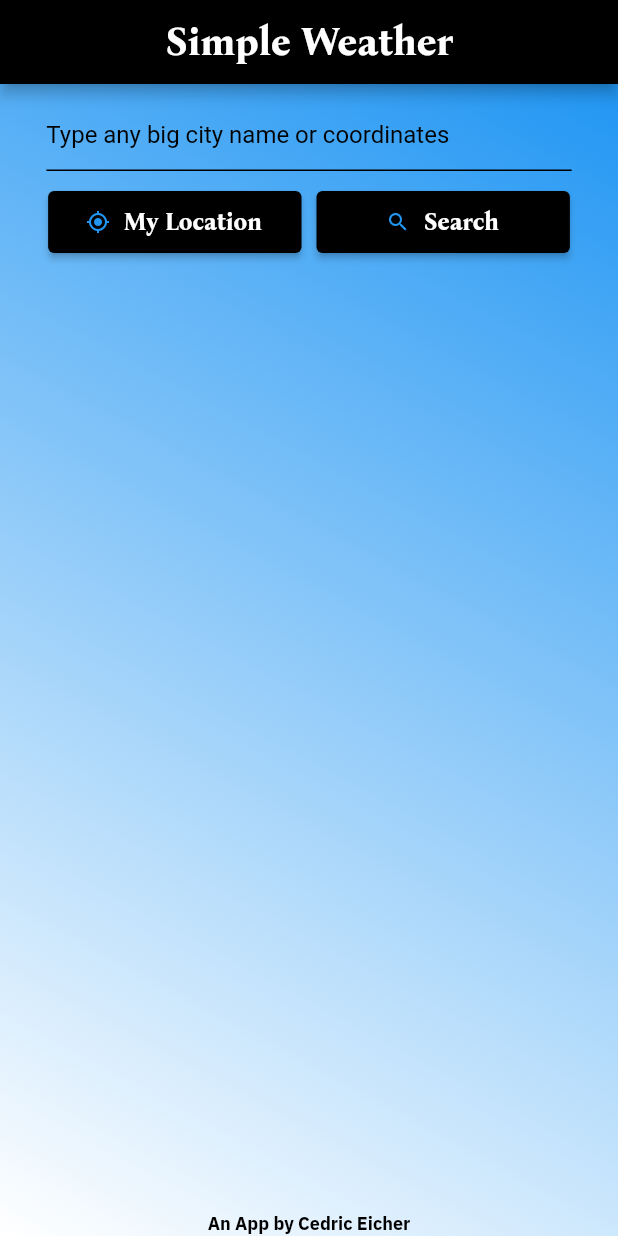
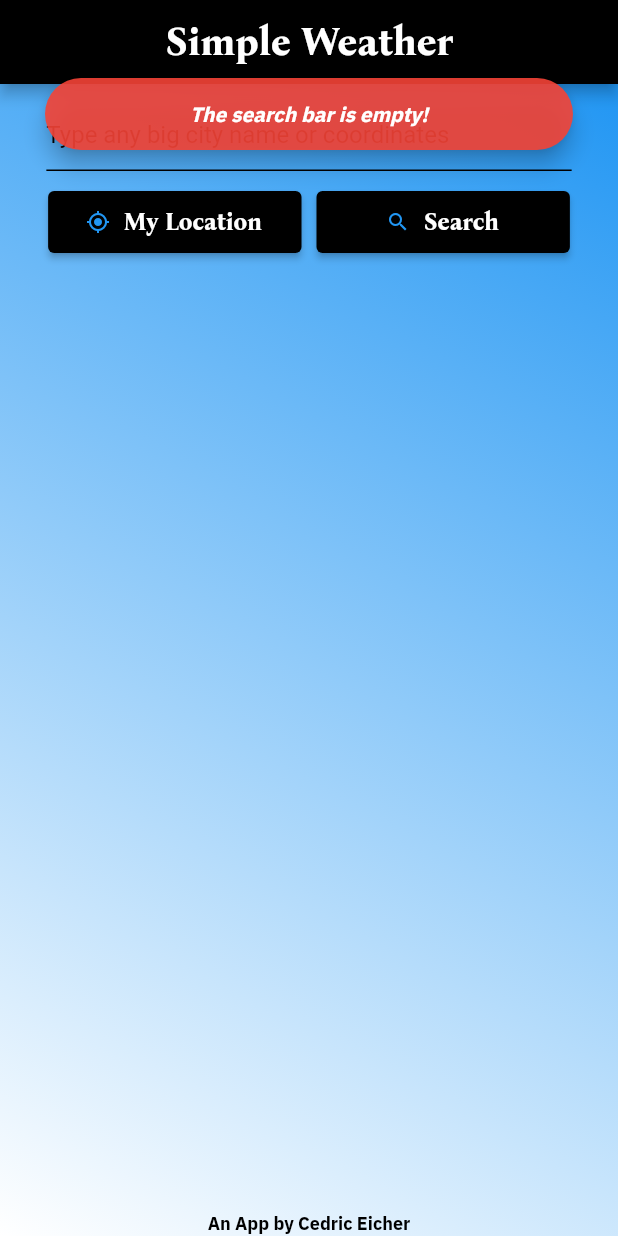
Before and after one commit to cedriceicher10/VeryGoodWeatherApp, a Flutter app: the screen it shows after launch, after a tap on "Search", on a phone screen of 412 x 824 dp. Run offline on Flutter 3.47's test engine with Material 2 defaults, Android fonts, the phone set to English and light mode, and no system bars; our stand-ins replace animated_splash_screen, flutter_bloc, geocoding, location, page_transition, weather_icons.

Commit message:
Added floating snackbar to indicate when weather is being fetched and if search bar is empty

```diff
--- a/lib/weather_cubit.dart
+++ b/lib/weather_cubit.dart
@@ -265,9 +265,7 @@ class WeatherCubit extends Cubit<WeatherPackage> {
 
   List<double> farToCelList(List<double> temps) {
     for (var i = 0; i < temps.length; i++) {
-      print("temp: " + temps[i].toString());
       temps[i] = (temps[i] - 32) * (5 / 9);
-      print("new i: " + temps[i].toString());
     }
     return temps;
   }
--- a/lib/weather_screen.dart
+++ b/lib/weather_screen.dart
@@ -118,6 +118,12 @@ class _WeatherScreenState extends State<WeatherScreen> {
         if (!currentFocus.hasPrimaryFocus) {
           currentFocus.unfocus();
         }
+        if (_text.value.text.isNotEmpty) {
+          // Show snack bar (for refreshes)
+          if (lastWeather.locationName == _text.value.text) {
+            ScaffoldMessenger.of(context).showSnackBar(
+                snackBarFloating('Checked for updated weather...', true));
+          }
           // Geocode to get lat/lon to allow for 'nearest available' weather
           String latLonQuery;
           try {
@@ -131,6 +137,10 @@ class _WeatherScreenState extends State<WeatherScreen> {
           }
           // Get weather for current city
           context.read<WeatherCubit>().getWeather(latLonQuery, lastWeather);
+        } else {
+          ScaffoldMessenger.of(context).showSnackBar(
+              snackBarFloating('The search bar is empty!', false));
+        }
       },
       style: TextStyle(color: _theme.textColor),
       decoration: InputDecoration(
@@ -158,6 +168,11 @@ class _WeatherScreenState extends State<WeatherScreen> {
           await _userLocation.getLocation();
           String latLonQuery =
               "${_userLocation.userLat},${_userLocation.userLon}";
+          // Show snack bar (for refreshes)
+          if (lastWeather.locationName == _text.value.text) {
+            ScaffoldMessenger.of(context).showSnackBar(
+                snackBarFloating('Checked for updated weather...', true));
+          }
           // Get weather at that lat, lon location
           context.read<WeatherCubit>().getWeather(latLonQuery, lastWeather);
         },
@@ -185,6 +200,12 @@ class _WeatherScreenState extends State<WeatherScreen> {
           if (!currentFocus.hasPrimaryFocus) {
             currentFocus.unfocus();
           }
+          if (_text.value.text.isNotEmpty) {
+            // Show snack bar (for refreshes)
+            if (lastWeather.locationName == _text.value.text) {
+              ScaffoldMessenger.of(context).showSnackBar(
+                  snackBarFloating('Checked for updated weather...', true));
+            }
             // Geocode to get lat/lon to allow for 'nearest available' weather
             String latLonQuery;
             try {
@@ -198,6 +219,10 @@ class _WeatherScreenState extends State<WeatherScreen> {
             }
             // Get weather for the text entered
             context.read<WeatherCubit>().getWeather(latLonQuery, lastWeather);
+          } else {
+            ScaffoldMessenger.of(context).showSnackBar(
+                snackBarFloating('The search bar is empty!', false));
+          }
         },
         style: ElevatedButton.styleFrom(
             primary: Colors.black,
@@ -390,6 +415,9 @@ class _WeatherScreenState extends State<WeatherScreen> {
           if (!currentFocus.hasPrimaryFocus) {
             currentFocus.unfocus();
           }
+          // Show snack bar (for refreshes)
+          ScaffoldMessenger.of(context).showSnackBar(
+              snackBarFloating('Checked for updated weather...', true));
           // Get weather for current city
           context
               .read<WeatherCubit>()
@@ -412,9 +440,40 @@ class _WeatherScreenState extends State<WeatherScreen> {
         ]));
   }
 
+  SnackBar snackBarFloating(String text, bool isRefresh) {
+    Color? snackBarColor = Colors.yellow[700]!.withOpacity(0.95);
+    if (!isRefresh) {
+      snackBarColor = Colors.red[500]!.withOpacity(0.9);
+    }
+    return SnackBar(
+      content: snackBarText(text),
+      backgroundColor: snackBarColor,
+      duration: const Duration(seconds: 2),
+      behavior: SnackBarBehavior.floating,
+      shape: RoundedRectangleBorder(
+        borderRadius: BorderRadius.circular(36),
+      ),
+      margin: EdgeInsets.only(
+          bottom: MediaQuery.of(context).size.height - 100,
+          right: 30,
+          left: 30),
+    );
+  }
+
   // ===========================================================================
   // FORMATTED TEXT
   // ===========================================================================
+
+  Widget snackBarText(String text) {
+    return FormattedText(
+        text: text,
+        size: _appSize.fontSizeExtraSmall * 1.15,
+        color: Colors.white,
+        font: fontIBMPlexSans,
+        weight: FontWeight.bold,
+        style: FontStyle.italic,
+        align: TextAlign.center);
+  }
 
   Widget weatherMetricText(String metricName, String metric, String mode) {
     Icon metricIcon = _theme.getMetricIcon(mode);
```
Lines whose indentation alone changed are shown as unchanged.
